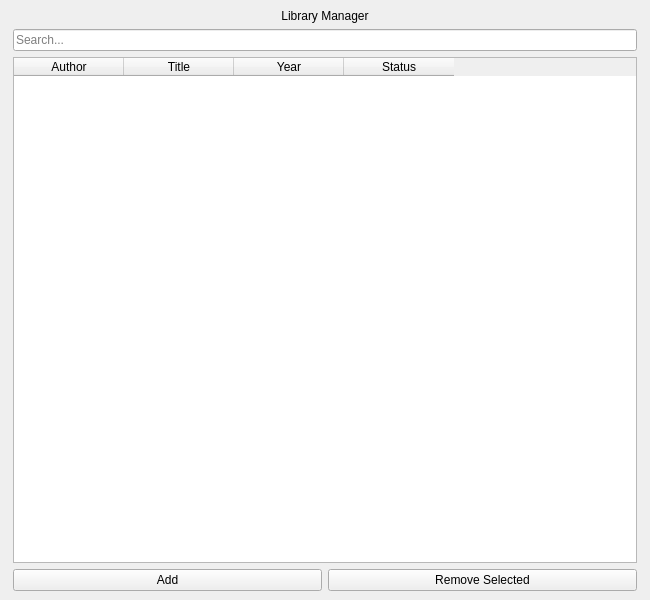
Above: apps/gui/MainWindow.ui from flo-fve/library before the change. Below: the same form after it.
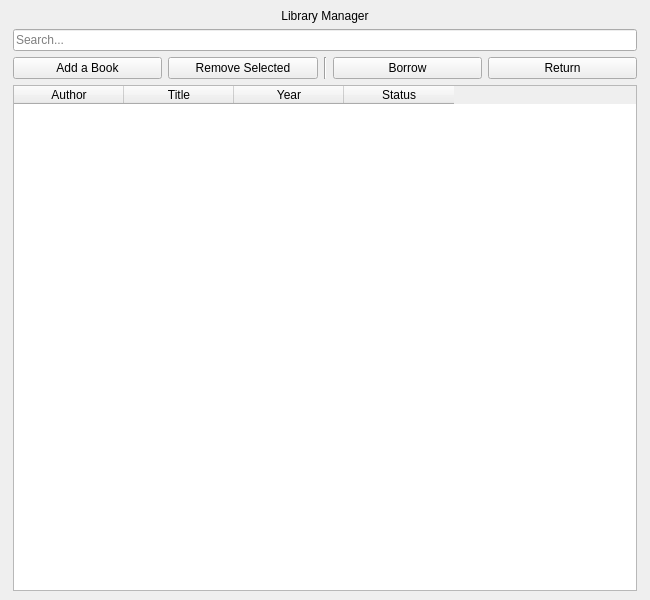
That is the form after the change.

Commit message: Add UI borrow book feature

```diff
--- a/apps/gui/MainWindow.ui
+++ b/apps/gui/MainWindow.ui
@@ -22,7 +22,7 @@
   <widget class="QWidget" name="centralwidget">
    <layout class="QVBoxLayout" name="verticalLayout">
     <item>
-     <layout class="QVBoxLayout" name="mainLayout" stretch="0,1,10,1">
+     <layout class="QVBoxLayout" name="mainLayout" stretch="0,1,0,10">
       <property name="leftMargin">
        <number>4</number>
       </property>
@@ -49,6 +49,45 @@
         </property>
        </widget>
       </item>
+      <item>
+       <layout class="QHBoxLayout" name="buttons">
+        <item>
+         <widget class="QPushButton" name="addButton">
+          <property name="text">
+           <string>Add a Book</string>
+          </property>
+         </widget>
+        </item>
+        <item>
+         <widget class="QPushButton" name="removeButton">
+          <property name="text">
+           <string>Remove Selected</string>
+          </property>
+         </widget>
+        </item>
+        <item>
+         <widget class="Line" name="verticalLine">
+          <property name="orientation">
+           <enum>Qt::Vertical</enum>
+          </property>
+         </widget>
+        </item>
+        <item>
+         <widget class="QPushButton" name="borrowButton">
+          <property name="text">
+           <string>Borrow</string>
+          </property>
+         </widget>
+        </item>
+        <item>
+         <widget class="QPushButton" name="returnButton">
+          <property name="text">
+           <string>Return</string>
+          </property>
+         </widget>
+        </item>
+       </layout>
+      </item>
       <item>
        <widget class="QTableWidget" name="table">
         <property name="selectionBehavior">
@@ -91,24 +130,6 @@
         </column>
        </widget>
       </item>
-      <item>
-       <layout class="QHBoxLayout" name="buttons">
-        <item>
-         <widget class="QPushButton" name="addButton">
-          <property name="text">
-           <string>Add</string>
-          </property>
-         </widget>
-        </item>
-        <item>
-         <widget class="QPushButton" name="removeButton">
-          <property name="text">
-           <string>Remove Selected</string>
-          </property>
-         </widget>
-        </item>
-       </layout>
-      </item>
      </layout>
     </item>
    </layout>
```
The commit also changes 3 other files.
